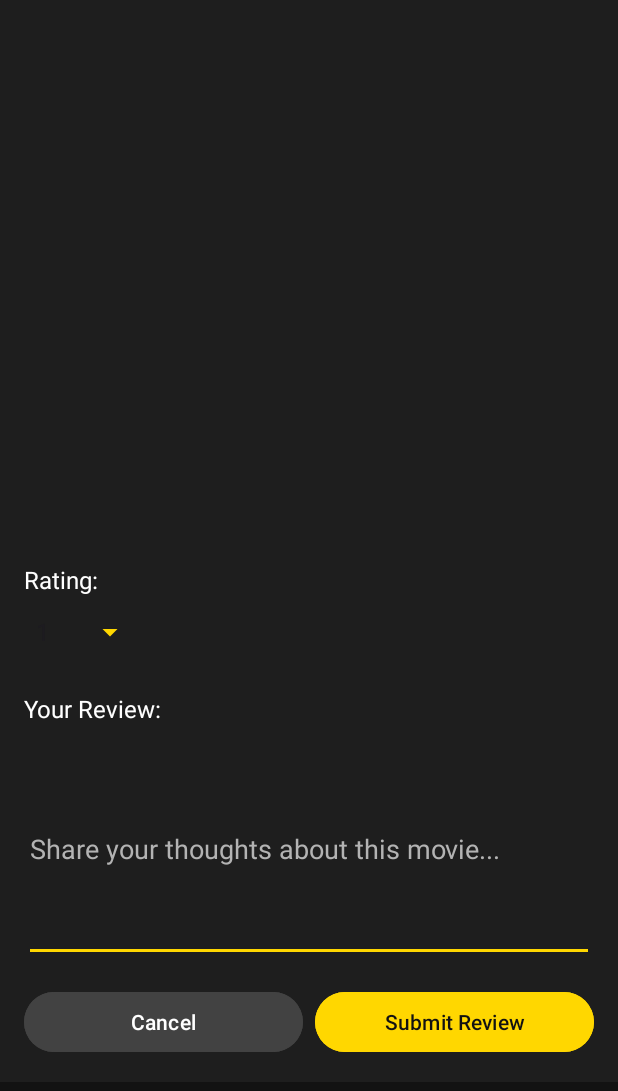
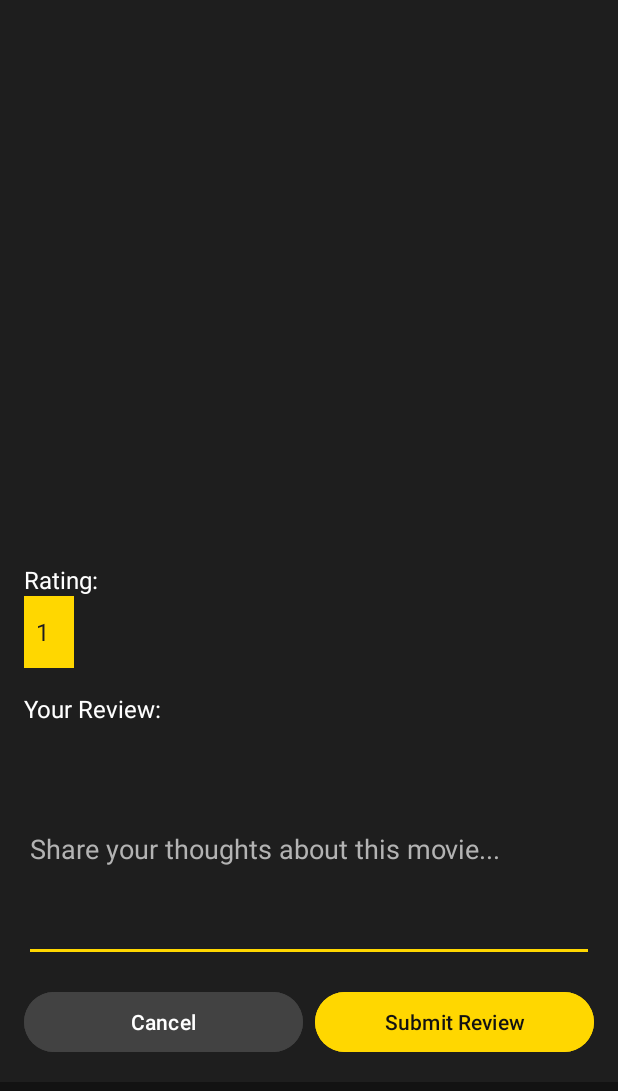
Before and after one commit to turatotoni/FilmApp, an Android app: the ReviewActivity screen opened directly, with no data from a screen before it, on a phone screen of 412 x 824 dp. Shown: the top 1091 px of the screen. Run offline under Robolectric (Android 15) with nearby library versions, the light colour scheme and no system bars; our stand-ins replace Firebase (no records; nobody signed in at launch, a user with empty details on screens opened directly); pictures from the network do not load; 1 statement that could not run was skipped.

Commit message:
Minor fixes

```diff
--- a/app/src/main/java/com/example/filmapp/UserProfileActivity.kt
+++ b/app/src/main/java/com/example/filmapp/UserProfileActivity.kt
@@ -186,17 +186,18 @@ class UserProfileActivity : AppCompatActivity() {
                     if (reviews.isNotEmpty()) {
                         reviewsAdapter.updateReviews(reviews)
                         reviewsSectionTitle.visibility = View.VISIBLE
+                        reviewsSectionTitle.text = getString(R.string.reviews)
                         reviewsRecyclerView.visibility = View.VISIBLE
                     } else {
                         reviewsSectionTitle.visibility = View.VISIBLE
-                        reviewsSectionTitle.text = R.string.no_reviews_yet.toString()
+                        reviewsSectionTitle.text = getString(R.string.no_reviews_yet)
                         reviewsRecyclerView.visibility = View.GONE
                     }
                 }
             } catch (e: Exception) {
                 withContext(Dispatchers.Main) {
                     reviewsSectionTitle.visibility = View.VISIBLE
-                    reviewsSectionTitle.text = R.string.error_loading_reviews.toString()
+                    reviewsSectionTitle.text = getString(R.string.error_loading_reviews)
                     reviewsRecyclerView.visibility = View.GONE
                 }
             }
--- a/app/src/main/res/layout/activity_review.xml
+++ b/app/src/main/res/layout/activity_review.xml
@@ -46,11 +46,11 @@
                 android:layout_width="wrap_content"
                 android:layout_height="wrap_content"
                 android:layout_marginBottom="16dp"
+                style="@style/SpinnerStyle"
                 android:minHeight="48dp"
                 android:entries="@array/ratings_array"
                 android:prompt="@string/rating_prompt"
-                android:popupBackground="@color/dark_surface"
-                android:backgroundTint="@color/yellow_primary"/>
+                android:background="@color/yellow_primary"/>
 
             <TextView
                 android:layout_width="wrap_content"
--- a/app/src/main/res/layout/activity_user_profile.xml
+++ b/app/src/main/res/layout/activity_user_profile.xml
@@ -125,11 +125,12 @@
                 android:id="@+id/reviews_section_title"
                 android:layout_width="match_parent"
                 android:layout_height="wrap_content"
-                android:text="Reviews"
                 android:textSize="18sp"
                 android:textStyle="bold"
                 android:layout_marginTop="16dp"
                 android:textColor="@color/text_primary"
+                android:maxLines="2"
+                android:ellipsize="end"
                 android:visibility="gone"/>
 
             <androidx.recyclerview.widget.RecyclerView
--- a/app/src/main/res/values/strings.xml
+++ b/app/src/main/res/values/strings.xml
@@ -1,17 +1,17 @@
-<resources>
+<resources xmlns:android="http://schemas.android.com/apk/res/android">
     <string name="app_name">FilmApp</string>
     <string name="rating_prompt">Select rating</string>
     <string-array name="ratings_array">
-        <item>1</item>
-        <item>2</item>
-        <item>3</item>
-        <item>4</item>
-        <item>5</item>
-        <item>6</item>
-        <item>7</item>
-        <item>8</item>
-        <item>9</item>
-        <item>10</item>
+        <item android:textColor="@color/text_primary">1</item>
+        <item android:textColor="@color/text_primary">2</item>
+        <item android:textColor="@color/text_primary">3</item>
+        <item android:textColor="@color/text_primary">4</item>
+        <item android:textColor="@color/text_primary">5 </item>
+        <item android:textColor="@color/text_primary">6</item>
+        <item android:textColor="@color/text_primary">7</item>
+        <item android:textColor="@color/text_primary">8</item>
+        <item android:textColor="@color/text_primary">9</item>
+        <item android:textColor="@color/text_primary">10</item>
     </string-array>
     <string name="user_avatar">User avatar</string>
     <string name="followers">Followers</string>
@@ -21,5 +21,6 @@
     <string name="cancel">Cancel</string>
     <string name="submit_review">Submit Review</string>
     <string name="no_reviews_yet">No reviews yet</string>
+    <string name="reviews">Reviews</string>
     <string name="error_loading_reviews">Error loading reviews</string>
 </resources>
--- a/app/src/main/res/values/style.xml
+++ b/app/src/main/res/values/style.xml
@@ -9,5 +9,17 @@
         <item name="android:textColor">@color/text_primary</item>
         <item name="android:textColorHint">@color/text_secondary</item>
         <item name="android:background">@color/dark_surface</item>
+        <!-- Add these to ensure all text is white -->
+        <item name="android:editTextColor">@color/text_primary</item>
+    </style>
+
+    <style name="SpinnerStyle" parent="Widget.AppCompat.Spinner">
+        <item name="android:textColor">@color/text_primary</item>
+        <item name="android:popupTheme">@style/SpinnerPopupStyle</item>
+    </style>
+
+    <style name="SpinnerPopupStyle" parent="ThemeOverlay.AppCompat.Dark">
+        <item name="android:textColor">@color/text_primary</item>
+        <item name="android:background">@color/dark_surface</item>
     </style>
 </resources>
```
Also changed, not shown: app/src/main/java/com/example/filmapp/SearchActivity.kt (+8 -0 lines), app/src/main/res/layout/activity_main.xml (+7 -0 lines), app/src/main/res/drawable/logo.png (added), 4 other files.
